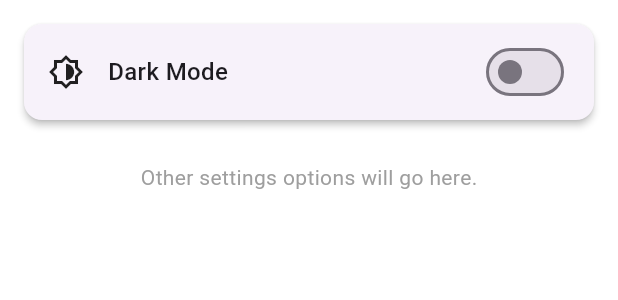
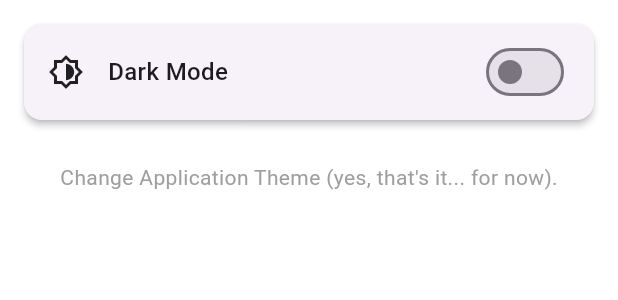
Before and after one commit to HaiderBey/country-explorer, a Flutter app: the SettingsScreen widget shown alone on an empty page, opened directly, on a phone screen of 412 x 824 dp. Shown: the top 300 px of the screen. Run offline on Flutter 3.47's test engine with Material 3 defaults, Android fonts, the phone set to English and light mode, and no system bars; our stand-ins replace flutter_svg, shared_preferences; accounts and stored records are empty; network calls fail.

Commit message:
V 0.5.2: Small UI Changes

```diff
--- a/lib/screens/settings_screen.dart
+++ b/lib/screens/settings_screen.dart
@@ -9,13 +9,11 @@ class SettingsScreen extends StatelessWidget {
   Widget build(BuildContext context) {
     return Consumer<ThemeProvider>(
       builder: (context, themeProvider, child) {
-        // Check if the current theme is Dark mode
         final isDarkMode = themeProvider.themeMode == ThemeMode.dark;
 
         return ListView(
           padding: const EdgeInsets.all(16.0),
           children: <Widget>[
-            // Theme Switching Tile
             Card(
               elevation: 2,
               margin: const EdgeInsets.only(bottom: 8.0),
@@ -47,10 +45,9 @@ class SettingsScreen extends StatelessWidget {
 
             const SizedBox(height: 20),
 
-            // Placeholder for other settings
             const Center(
               child: Text(
-                'Other settings options will go here.',
+                "Change Application Theme (yes, that's it... for now).",
                 style: TextStyle(color: Colors.grey),
               ),
             ),
```
